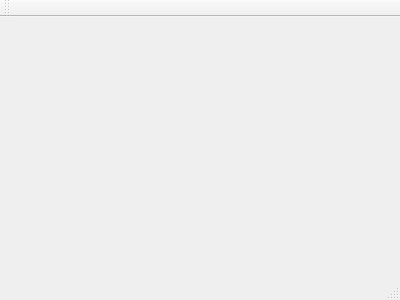
Above: src/gui/mainwindow.ui from fffaraz/QtHashSum before the change. Below: the same form after it.
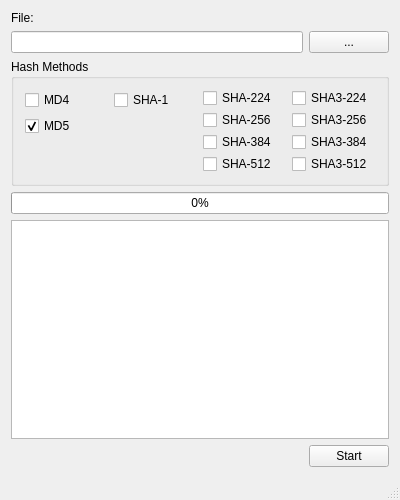
That is the form after the change.

Patch:
```diff
--- a/src/gui/mainwindow.ui
+++ b/src/gui/mainwindow.ui
@@ -1,24 +1,256 @@
 <ui version="4.0">
  <class>MainWindow</class>
- <widget class="QMainWindow" name="MainWindow" >
-  <property name="geometry" >
+ <widget class="QMainWindow" name="MainWindow">
+  <property name="geometry">
    <rect>
     <x>0</x>
     <y>0</y>
     <width>400</width>
-    <height>300</height>
+    <height>500</height>
    </rect>
   </property>
   <property name="windowTitle" >
    <string>MainWindow</string>
   </property>
-  <widget class="QMenuBar" name="menuBar" />
-  <widget class="QToolBar" name="mainToolBar" />
-  <widget class="QWidget" name="centralWidget" />
-  <widget class="QStatusBar" name="statusBar" />
+  <widget class="QWidget" name="centralWidget">
+   <layout class="QVBoxLayout" name="verticalLayout_6">
+    <item>
+     <layout class="QVBoxLayout" name="verticalLayout">
+      <item>
+       <widget class="QLabel" name="label">
+        <property name="text">
+         <string>File:</string>
+        </property>
+       </widget>
+      </item>
+      <item>
+       <layout class="QHBoxLayout" name="horizontalLayout">
+        <item>
+         <widget class="QLineEdit" name="lineEdit"/>
+        </item>
+        <item>
+         <widget class="QPushButton" name="btnBrowse">
+          <property name="text">
+           <string>...</string>
+          </property>
+         </widget>
+        </item>
+       </layout>
+      </item>
+     </layout>
+    </item>
+    <item>
+     <widget class="QGroupBox" name="groupBox">
+      <property name="maximumSize">
+       <size>
+        <width>16777215</width>
+        <height>127</height>
+       </size>
+      </property>
+      <property name="title">
+       <string>Hash Methods</string>
+      </property>
+      <layout class="QHBoxLayout" name="horizontalLayout_2">
+       <item>
+        <layout class="QVBoxLayout" name="verticalLayout_2">
+         <item>
+          <widget class="QCheckBox" name="chkMD4">
+           <property name="text">
+            <string>MD4</string>
+           </property>
+          </widget>
+         </item>
+         <item>
+          <widget class="QCheckBox" name="chkMD5">
+           <property name="text">
+            <string>MD5</string>
+           </property>
+           <property name="checked">
+            <bool>true</bool>
+           </property>
+          </widget>
+         </item>
+         <item>
+          <spacer name="verticalSpacer_2">
+           <property name="orientation">
+            <enum>Qt::Vertical</enum>
+           </property>
+           <property name="sizeHint" stdset="0">
+            <size>
+             <width>20</width>
+             <height>40</height>
+            </size>
+           </property>
+          </spacer>
+         </item>
+        </layout>
+       </item>
+       <item>
+        <layout class="QVBoxLayout" name="verticalLayout_5">
+         <item>
+          <widget class="QCheckBox" name="chkSHA1">
+           <property name="text">
+            <string>SHA-1</string>
+           </property>
+          </widget>
+         </item>
+         <item>
+          <spacer name="verticalSpacer">
+           <property name="orientation">
+            <enum>Qt::Vertical</enum>
+           </property>
+           <property name="sizeHint" stdset="0">
+            <size>
+             <width>20</width>
+             <height>40</height>
+            </size>
+           </property>
+          </spacer>
+         </item>
+        </layout>
+       </item>
+       <item>
+        <layout class="QVBoxLayout" name="verticalLayout_3">
+         <item>
+          <widget class="QCheckBox" name="chkSHA224">
+           <property name="text">
+            <string>SHA-224</string>
+           </property>
+          </widget>
+         </item>
+         <item>
+          <widget class="QCheckBox" name="chkSHA256">
+           <property name="text">
+            <string>SHA-256</string>
+           </property>
+          </widget>
+         </item>
+         <item>
+          <widget class="QCheckBox" name="chkSHA384">
+           <property name="text">
+            <string>SHA-384</string>
+           </property>
+          </widget>
+         </item>
+         <item>
+          <widget class="QCheckBox" name="chkSHA512">
+           <property name="text">
+            <string>SHA-512</string>
+           </property>
+          </widget>
+         </item>
+         <item>
+          <spacer name="verticalSpacer_3">
+           <property name="orientation">
+            <enum>Qt::Vertical</enum>
+           </property>
+           <property name="sizeHint" stdset="0">
+            <size>
+             <width>20</width>
+             <height>40</height>
+            </size>
+           </property>
+          </spacer>
+         </item>
+        </layout>
+       </item>
+       <item>
+        <layout class="QVBoxLayout" name="verticalLayout_4">
+         <item>
+          <widget class="QCheckBox" name="chkSHA3_224">
+           <property name="text">
+            <string>SHA3-224</string>
+           </property>
+          </widget>
+         </item>
+         <item>
+          <widget class="QCheckBox" name="chkSHA3_256">
+           <property name="text">
+            <string>SHA3-256</string>
+           </property>
+          </widget>
+         </item>
+         <item>
+          <widget class="QCheckBox" name="chkSHA3_384">
+           <property name="text">
+            <string>SHA3-384</string>
+           </property>
+          </widget>
+         </item>
+         <item>
+          <widget class="QCheckBox" name="chkSHA3_512">
+           <property name="text">
+            <string>SHA3-512</string>
+           </property>
+          </widget>
+         </item>
+         <item>
+          <spacer name="verticalSpacer_4">
+           <property name="orientation">
+            <enum>Qt::Vertical</enum>
+           </property>
+           <property name="sizeHint" stdset="0">
+            <size>
+             <width>20</width>
+             <height>40</height>
+            </size>
+           </property>
+          </spacer>
+         </item>
+        </layout>
+       </item>
+      </layout>
+     </widget>
+    </item>
+    <item>
+     <widget class="QProgressBar" name="progressBar">
+      <property name="value">
+       <number>0</number>
+      </property>
+     </widget>
+    </item>
+    <item>
+     <widget class="QTextEdit" name="txtResult"/>
+    </item>
+    <item>
+     <layout class="QHBoxLayout" name="horizontalLayout_3">
+      <item>
+       <spacer name="horizontalSpacer">
+        <property name="orientation">
+         <enum>Qt::Horizontal</enum>
+        </property>
+        <property name="sizeHint" stdset="0">
+         <size>
+          <width>40</width>
+          <height>20</height>
+         </size>
+        </property>
+       </spacer>
+      </item>
+      <item>
+       <widget class="QPushButton" name="btnStart">
+        <property name="text">
+         <string>Start</string>
+        </property>
+       </widget>
+      </item>
+     </layout>
+    </item>
+   </layout>
+  </widget>
+  <widget class="QMenuBar" name="menuBar">
+   <property name="geometry">
+    <rect>
+     <x>0</x>
+     <y>0</y>
+     <width>400</width>
+     <height>21</height>
+    </rect>
+   </property>
+  </widget>
+  <widget class="QStatusBar" name="statusBar"/>
  </widget>
- <layoutDefault spacing="6" margin="11" />
- <pixmapfunction></pixmapfunction>
+ <layoutdefault spacing="6" margin="11"/>
  <resources/>
  <connections/>
 </ui>
```
Left out of the diff: 3 changed lines with no effect on the pictures.
